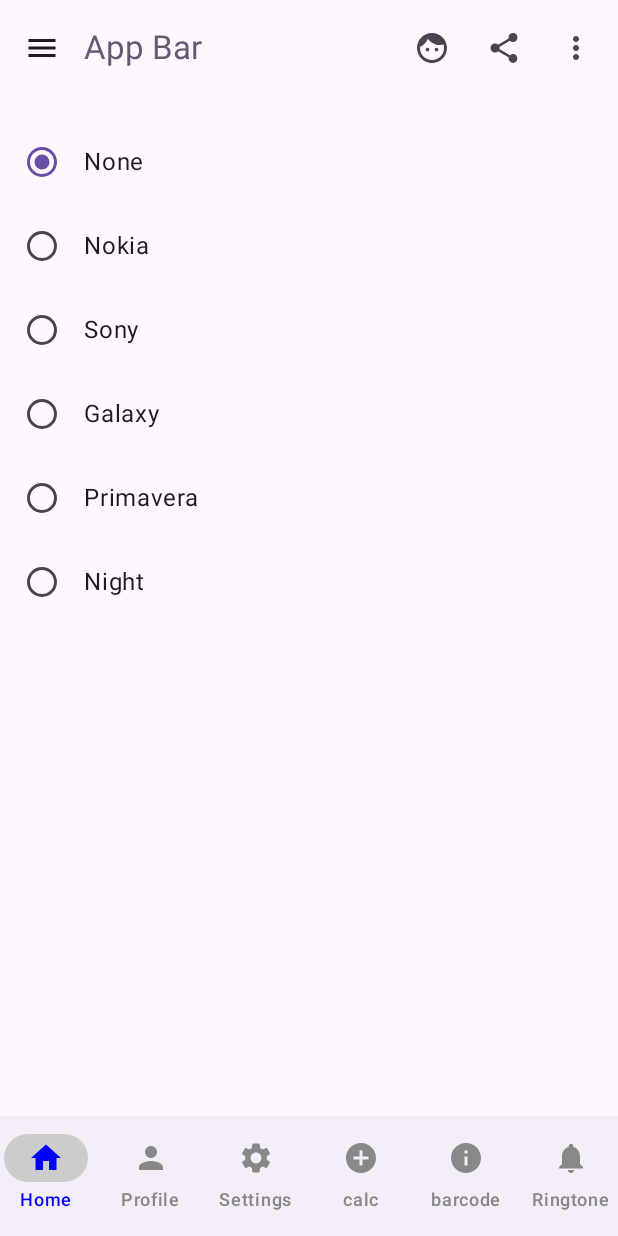
After one commit to Nick-Saim-MJ/App-Movil, an Android app built with Jetpack Compose: the RingtoneScreen screen opened through its navigation route, on a phone screen of 412 x 824 dp. The commit adds this screen. Run offline under Robolectric (Android 15) with nearby library versions, the light colour scheme and no system bars; 1 statement that could not run was skipped.

Commit message:
Implementación de RadioButton

```diff
--- a/app/src/main/java/pe/edu/upeu/navegationjpc/MainActivity.kt
+++ b/app/src/main/java/pe/edu/upeu/navegationjpc/MainActivity.kt
@@ -52,7 +52,6 @@
                     else
                         sGreenlightScheme
                 }
-
                 else -> {
                     LightColorScheme
                 }
--- a/app/src/main/java/pe/edu/upeu/navegationjpc/ui/theme/Theme.kt
+++ b/app/src/main/java/pe/edu/upeu/navegationjpc/ui/theme/Theme.kt
@@ -189,7 +189,7 @@
     surfaceContainerHighest = red_surfaceContainerHighestDark,
 )
 
-enum class ThemeType{RED, GREEN}
+enum class ThemeType{RED, GREEN, BLUE}
 
 @Composable
 fun NavegationJPCTheme(
--- a/app/src/main/java/pe/edu/upeu/navegationjpc/ui/theme/navigation/NavitationJPC.kt
+++ b/app/src/main/java/pe/edu/upeu/navegationjpc/ui/theme/navigation/NavitationJPC.kt
@@ -10,6 +10,7 @@
 import pe.edu.upeu.navegationjpc.ui.theme.presentation.screens.ProfileScreen
 import pe.edu.upeu.navegationjpc.ui.theme.presentation.screens.SettingsScreen
 import pe.edu.upeu.navegationjpc.ui.theme.presentation.screens.CalcUPeU
+import pe.edu.upeu.navegationjpc.ui.theme.presentation.screens.RingtoneScreen
 
 @Composable
 fun NavigationHost(navController: NavHostController) {
@@ -19,6 +20,7 @@
         composable("settings") { SettingsScreen() }
         composable("calc") { CalcUPeU() }
         composable("barcode") { BarcodeScanningScreen(navController) }
+        composable("ringtone") { RingtoneScreen() }
 
     }
 }
--- a/app/src/main/java/pe/edu/upeu/navegationjpc/ui/theme/presentation/component/BottomNavigationBar.kt
+++ b/app/src/main/java/pe/edu/upeu/navegationjpc/ui/theme/presentation/component/BottomNavigationBar.kt
@@ -5,6 +5,7 @@
 import androidx.compose.material.icons.filled.Call
 import androidx.compose.material.icons.filled.Home
 import androidx.compose.material.icons.filled.Info
+import androidx.compose.material.icons.filled.Notifications
 import androidx.compose.material.icons.filled.Person
 import androidx.compose.material.icons.filled.Settings
 import androidx.compose.material3.Icon
@@ -32,7 +33,8 @@
         BottomNavItem("Profile", "profile", Icons.Default.Person),
         BottomNavItem("Settings", "settings", Icons.Default.Settings),
         BottomNavItem("calc", "calc", Icons.Default.AddCircle),
-        BottomNavItem("barcode", "barcode", Icons.Default.Info)
+        BottomNavItem("barcode", "barcode", Icons.Default.Info),
+        BottomNavItem("Ringtone", "ringtone", Icons.Default.Notifications)
 
     )
     // Estado para gestionar el elemento seleccionado
--- a/app/src/main/java/pe/edu/upeu/navegationjpc/ui/theme/presentation/component/CustomAppBar.kt
+++ b/app/src/main/java/pe/edu/upeu/navegationjpc/ui/theme/presentation/component/CustomAppBar.kt
@@ -148,7 +148,6 @@
 @Composable
 fun MoreAction(themeType: MutableState<ThemeType>) {
     var expanded by remember { mutableStateOf(false) }
-    //val items = listOf(ThemeType.PURPLE, ThemeType.RED, ThemeType.YELLOW, ThemeType.DROWN, ThemeType.GREEN)
     IconButton(
         onClick = {expanded = true}
     ) {
--- a/app/src/main/java/pe/edu/upeu/navegationjpc/ui/theme/presentation/component/DrawerJP.kt
+++ b/app/src/main/java/pe/edu/upeu/navegationjpc/ui/theme/presentation/component/DrawerJP.kt
@@ -48,7 +48,8 @@
         DrawerItem("Profile", "profile"),
         DrawerItem("Settings", "settings"),
         DrawerItem("Calculadora", "calc"),
-        DrawerItem("QR", "barcode")
+        DrawerItem("QR", "barcode"),
+        DrawerItem("Ringtone", "ringtone")
     )
     var selectedItem by remember { mutableStateOf("home") }
     // Drawer con navegación
--- /dev/null
+++ b/app/src/main/java/pe/edu/upeu/navegationjpc/ui/theme/presentation/screens/RingtoneScreen.kt
@@ -0,0 +1,91 @@
+package pe.edu.upeu.navegationjpc.ui.theme.presentation.screens
+
+import android.media.MediaPlayer
+import androidx.compose.foundation.layout.Box
+import androidx.compose.foundation.layout.Column
+import androidx.compose.foundation.layout.Row
+import androidx.compose.foundation.layout.fillMaxSize
+import androidx.compose.foundation.layout.fillMaxWidth
+import androidx.compose.foundation.layout.height
+import androidx.compose.foundation.layout.padding
+import androidx.compose.foundation.selection.selectable
+import androidx.compose.foundation.selection.selectableGroup
+import androidx.compose.material3.MaterialTheme
+import androidx.compose.material3.RadioButton
+import androidx.compose.material3.Text
+import androidx.compose.runtime.Composable
+import androidx.compose.runtime.mutableStateOf
+import androidx.compose.runtime.remember
+import androidx.compose.ui.Alignment
+import androidx.compose.ui.Modifier
+import androidx.compose.ui.platform.LocalContext
+import androidx.compose.ui.semantics.Role
+import androidx.compose.ui.unit.dp
+import pe.edu.upeu.navegationjpc.R
+
+@Composable
+fun RingtoneScreen(modifier: Modifier = Modifier) {
+    val context = LocalContext.current
+    val radioOptions = listOf("None", "Nokia", "Sony", "Galaxy", "Primavera", "Night")
+    val (selectedOption, onOptionSelected) = remember { mutableStateOf(radioOptions[0]) }
+
+    // MediaPlayer como estado para evitar que se recree en cada recomposición
+    val mediaPlayer = remember { mutableStateOf<MediaPlayer?>(null) }
+
+    Column(modifier.selectableGroup()) {
+        radioOptions.forEach { text ->
+            Row(
+                Modifier
+                    .fillMaxWidth()
+                    .height(56.dp)
+                    .selectable(
+                        selected = (text == selectedOption),
+                        onClick = {
+                            onOptionSelected(text)
+
+                            // Liberar el anterior si existe
+                            mediaPlayer.value?.release()
+
+                            // Si no es "None", reproducir el nuevo sonido
+                            if (text != "None") {
+                                val resId = when (text) {
+
+                                    "Nokia" -> R.raw.nokia
+                                    "Sony" -> R.raw.sony
+                                    "Galaxy" -> R.raw.galaxy
+                                    "Primavera" -> R.raw.primavera
+                                    "Nigth" -> R.raw.night
+
+
+                                    else -> 0
+                                }
+
+                                if (resId != 0) {
+                                    mediaPlayer.value = MediaPlayer.create(context, resId).apply {
+                                        setOnCompletionListener {
+                                            release()
+                                            mediaPlayer.value = null
+                                        }
+                                        start()
+                                    }
+                                }
+                            }
+                        },
+                        role = Role.RadioButton
+                    )
+                    .padding(horizontal = 16.dp),
+                verticalAlignment = Alignment.CenterVertically
+            ) {
+                RadioButton(
+                    selected = (text == selectedOption),
+                    onClick = null // para accesibilidad
+                )
+                Text(
+                    text = text,
+                    style = MaterialTheme.typography.bodyLarge,
+                    modifier = Modifier.padding(start = 16.dp)
+                )
+            }
+        }
+    }
+}
```
Also changed, not shown: 5 other files.
